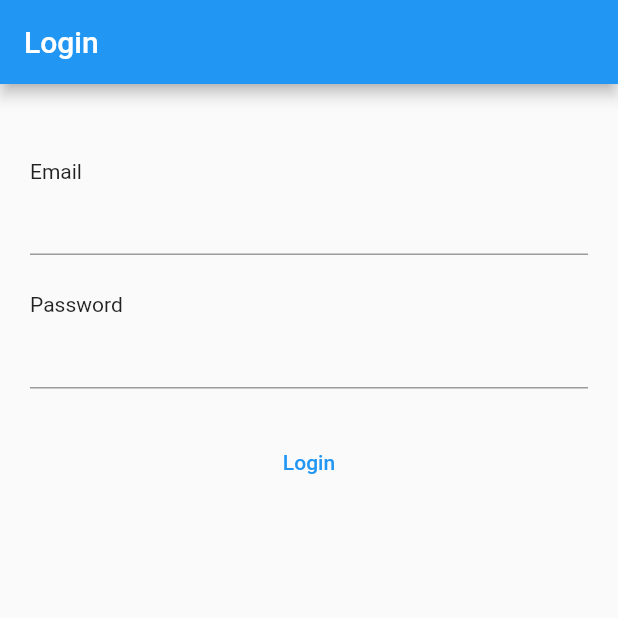
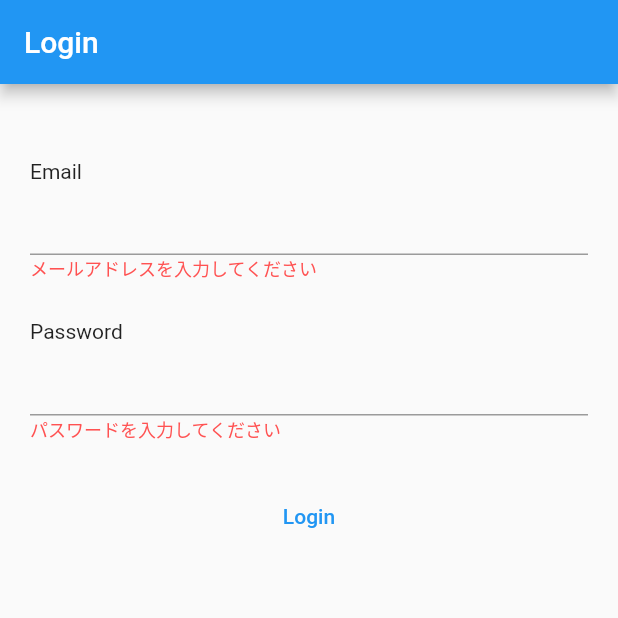
Before and after one commit to sEmoto0808/Flutter-Riverpod-Practice, a Flutter app: the screen it shows after launch, on a phone screen of 412 x 824 dp, the top half of it. Run offline on Flutter 3.47's test engine with Material 2 defaults, Android fonts, the phone set to English and light mode, and no system bars; our stand-ins replace flutter_riverpod.

Commit message:
ログイン情報の入力状態を監視

```diff
--- a/lib/login_page.dart
+++ b/lib/login_page.dart
@@ -6,10 +6,16 @@ import 'package:flutter_riverpod_practice/state/user_entity.dart';
 
 /// ログイン画面
 class LoginPage extends ConsumerWidget {
-  const LoginPage({Key? key}) : super(key: key);
+  LoginPage({Key? key}) : super(key: key);
+
+  final _emailTextController = TextEditingController();
+  final _passwordTextController = TextEditingController();
 
   @override
   Widget build(BuildContext context, WidgetRef ref) {
+    final emailError = ref.watch(emailErrorProvider);
+    final passwordError = ref.watch(passwordErrorProvider);
+
     return Scaffold(
       appBar: AppBar(
         title: const Text('Login'),
@@ -21,14 +27,52 @@ class LoginPage extends ConsumerWidget {
           children: [
             const SizedBox(height: 50),
             const Text('Email'),
-            TextField(),
+            TextField(
+              controller: _emailTextController,
+              onSubmitted: (emailInput) {
+                ref.watch(emailProvider.notifier).state = emailInput;
+              },
+            ),
+            Visibility(
+              visible: emailError.isNotEmpty,
+              maintainAnimation: true,
+              maintainSize: true,
+              maintainState: true,
+              child: Text(
+                emailError,
+                style: Theme.of(context)
+                    .textTheme
+                    .caption
+                    ?.copyWith(color: Colors.redAccent),
+              ),
+            ),
             const SizedBox(height: 25),
             const Text('Password'),
-            TextField(),
+            TextField(
+              controller: _passwordTextController,
+              onSubmitted: (passwordInput) {
+                ref.watch(passwordProvider.notifier).state = passwordInput;
+              },
+            ),
+            Visibility(
+              visible: passwordError.isNotEmpty,
+              maintainAnimation: true,
+              maintainSize: true,
+              maintainState: true,
+              child: Text(
+                passwordError,
+                style: Theme.of(context)
+                    .textTheme
+                    .caption
+                    ?.copyWith(color: Colors.redAccent),
+              ),
+            ),
             const SizedBox(height: 25),
             Align(
               child: TextButton(
                 onPressed: () {
+                  if (!canLogin()) return;
+
                   ref.watch(userProvider.notifier).state =
                       const UserEntity('User1');
                   Navigator.pushAndRemoveUntil(
@@ -46,4 +90,8 @@ class LoginPage extends ConsumerWidget {
       ),
     );
   }
+
+  bool canLogin() =>
+      _emailTextController.text.isNotEmpty &&
+      _passwordTextController.text.isNotEmpty;
 }
--- a/lib/main.dart
+++ b/lib/main.dart
@@ -22,7 +22,7 @@ class MyApp extends ConsumerWidget {
       theme: ThemeData(
         primarySwatch: Colors.blue,
       ),
-      home: user == null ? const LoginPage() : const MyHomePage(),
+      home: user == null ? LoginPage() : const MyHomePage(),
     );
   }
 }
--- a/lib/state/login_state.dart
+++ b/lib/state/login_state.dart
@@ -11,7 +11,25 @@ final emailProvider = StateProvider.autoDispose((ref) {
   return '';
 });
 
+/// メールアドレス(Error)の受け渡しを行うためのProvider
+final emailErrorProvider = StateProvider.autoDispose((ref) {
+  final email = ref.watch(emailProvider);
+  if (email.isEmpty) {
+    return 'メールアドレスを入力してください';
+  }
+  return '';
+});
+
 /// パスワードの受け渡しを行うためのProvider
 final passwordProvider = StateProvider.autoDispose((ref) {
   return '';
 });
+
+/// パスワード(Error)の受け渡しを行うためのProvider
+final passwordErrorProvider = StateProvider.autoDispose((ref) {
+  final password = ref.watch(passwordProvider);
+  if (password.isEmpty) {
+    return 'パスワードを入力してください';
+  }
+  return '';
+});
```
